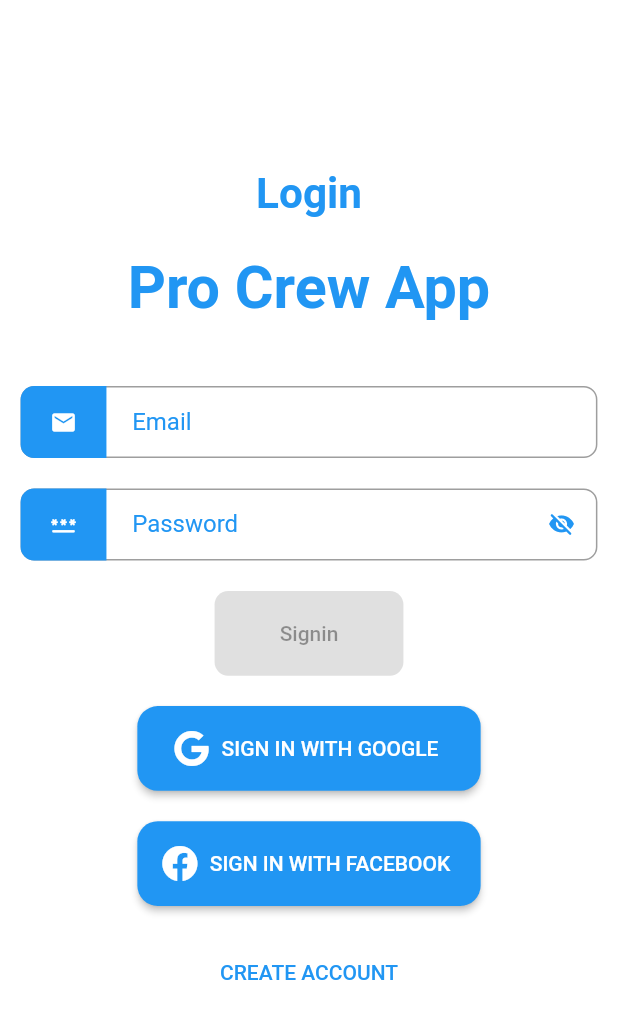
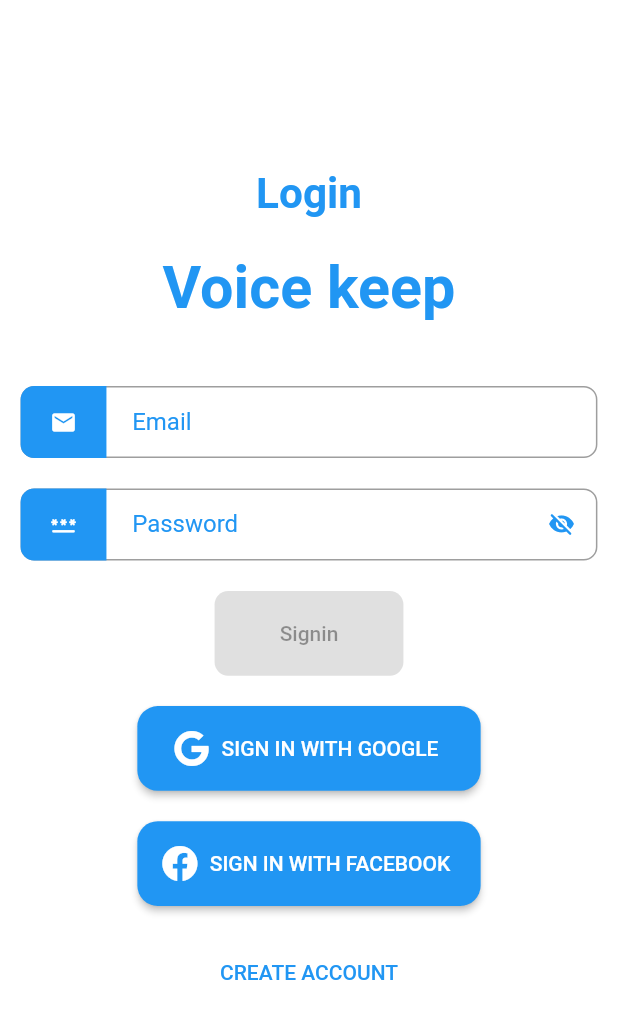
Before and after one commit to A7mdFathi/voice_keep, a Flutter app: the screen it shows once a user with an empty profile is signed in, on a phone screen of 412 x 824 dp. Shown: the top 1019 px of the screen. Run offline on Flutter 3.47's test engine with Material 2 defaults, Android fonts, the phone set to English and light mode, and no system bars; our stand-ins replace bloc, cloud_firestore, equatable, firebase_auth, firebase_core, firebase_storage and 9 more; missing offline and left inert: flutter_facebook_auth, flutter_sound_lite; accounts and stored records are empty.

Commit message:
update 0.3

```diff
--- a/lib/screens/login/login_form.dart
+++ b/lib/screens/login/login_form.dart
@@ -4,9 +4,10 @@ import 'package:flutter/painting.dart';
 import 'package:flutter_bloc/flutter_bloc.dart';
 import 'package:flutter_procrew/business_logic/login_cubit/login_cubit.dart';
 import 'package:flutter_procrew/business_logic/show_password/show_password_cubit.dart';
+import 'package:flutter_procrew/repository/authentication_repository.dart';
 import 'package:flutter_procrew/utils/app_routes_name.dart';
+import 'package:flutter_procrew/widgets/social_buttons.dart';
 import 'package:flutter_screenutil/flutter_screenutil.dart';
-import 'package:font_awesome_flutter/font_awesome_flutter.dart';
 import 'package:formz/formz.dart';
 
 class LoginForm extends StatelessWidget {
@@ -55,7 +56,7 @@ class LoginForm extends StatelessWidget {
               Padding(
                 padding: EdgeInsets.symmetric(vertical: 20.h, horizontal: 12.w),
                 child: Text(
-                  'Pro Crew App',
+                  'Voice keep',
                   style: TextStyle(
                       fontSize: 35.sp,
                       fontWeight: FontWeight.bold,
@@ -69,9 +70,11 @@ class LoginForm extends StatelessWidget {
               SizedBox(height: 18.h),
               _LoginButton(),
               SizedBox(height: 18.h),
-              _GoogleLoginButton(),
+              GoogleLoginButton(
+                login_type: LOGIN_TYPE.login,
+              ),
               SizedBox(height: 18.h),
-              _FacebookLoginButton(),
+              FacebookLoginButton(),
               SizedBox(height: 18.h),
               _SignUpButton(),
               SizedBox(height: 18.h),
@@ -226,56 +229,6 @@ class _LoginButton extends StatelessWidget {
   }
 }
 
-class _GoogleLoginButton extends StatelessWidget {
-  const _GoogleLoginButton({Key key}) : super(key: key);
-
-  @override
-  Widget build(BuildContext context) {
-    final theme = Theme.of(context);
-    return ElevatedButton.icon(
-      key: const Key('loginForm_googleLogin_raisedButton'),
-      onPressed: () => context.read<LoginCubit>().logInWithGoogle(),
-      icon: const Icon(FontAwesomeIcons.google, color: Colors.white),
-      label: const Text(
-        'SIGN IN WITH GOOGLE',
-        style: TextStyle(color: Colors.white),
-      ),
-      style: ElevatedButton.styleFrom(
-        shape: RoundedRectangleBorder(
-          borderRadius: BorderRadius.circular(12.r),
-        ),
-        fixedSize: Size(200.w, 50.h),
-        primary: theme.colorScheme.secondary,
-      ),
-    );
-  }
-}
-
-class _FacebookLoginButton extends StatelessWidget {
-  const _FacebookLoginButton({Key key}) : super(key: key);
-
-  @override
-  Widget build(BuildContext context) {
-    final theme = Theme.of(context);
-    return ElevatedButton.icon(
-      key: const Key('loginForm_facebookLogin_raisedButton'),
-      onPressed: () => context.read<LoginCubit>().logInWithFacebook(),
-      icon: const Icon(FontAwesomeIcons.facebook, color: Colors.white),
-      label: const Text(
-        'SIGN IN WITH FACEBOOK',
-        style: TextStyle(color: Colors.white),
-      ),
-      style: ElevatedButton.styleFrom(
-        shape: RoundedRectangleBorder(
-          borderRadius: BorderRadius.circular(12.r),
-        ),
-        fixedSize: Size(200.w, 50.h),
-        primary: theme.colorScheme.secondary,
-      ),
-    );
-  }
-}
-
 class _SignUpButton extends StatelessWidget {
   @override
   Widget build(BuildContext context) {
--- a/lib/screens/login/login_page.dart
+++ b/lib/screens/login/login_page.dart
@@ -9,15 +9,9 @@ import 'login_form.dart';
 class LoginPage extends StatelessWidget {
   const LoginPage({Key key}) : super(key: key);
 
-  static Route route() {
-    return MaterialPageRoute<void>(builder: (_) => LoginPage());
-  }
-
   @override
   Widget build(BuildContext context) {
-    return WillPopScope(
-      onWillPop: () async => false,
-      child: Scaffold(
+    return Scaffold(
       resizeToAvoidBottomInset: true,
       backgroundColor: Colors.blue,
       body: MultiBlocProvider(
@@ -31,7 +25,6 @@ class LoginPage extends StatelessWidget {
         ],
         child: const LoginForm(),
       ),
-      ),
     );
   }
 }
--- a/lib/screens/sign_up/sign_up_form.dart
+++ b/lib/screens/sign_up/sign_up_form.dart
@@ -2,8 +2,10 @@ import 'package:flutter/material.dart';
 import 'package:flutter_bloc/flutter_bloc.dart';
 import 'package:flutter_procrew/business_logic/show_password/show_password_cubit.dart';
 import 'package:flutter_procrew/business_logic/signup_cubit/sign_up_cubit.dart';
+import 'package:flutter_procrew/repository/authentication_repository.dart';
 import 'package:flutter_procrew/screens/login/login_form.dart';
 import 'package:flutter_procrew/utils/app_routes_name.dart';
+import 'package:flutter_procrew/widgets/social_buttons.dart';
 import 'package:flutter_screenutil/flutter_screenutil.dart';
 import 'package:formz/formz.dart';
 
@@ -51,7 +53,7 @@ class SignUpForm extends StatelessWidget {
               Padding(
                 padding: EdgeInsets.symmetric(vertical: 20.h, horizontal: 12.w),
                 child: Text(
-                  'Pro Crew App',
+                  'Voice keep',
                   style: TextStyle(
                       fontSize: 35.sp,
                       fontWeight: FontWeight.bold,
@@ -66,6 +68,8 @@ class SignUpForm extends StatelessWidget {
               _ConfirmPasswordInput(),
               SizedBox(height: 18.h),
               _SignUpButton(),
+              SizedBox(height: 18.h),
+              GoogleLoginButton(login_type: LOGIN_TYPE.register),
               SizedBox(height: 18.h),
               Row(
                 mainAxisSize: MainAxisSize.max,
--- /dev/null
+++ b/lib/widgets/social_buttons.dart
@@ -0,0 +1,55 @@
+import 'package:flutter/material.dart';
+import 'package:flutter_bloc/flutter_bloc.dart';
+import 'package:flutter_procrew/business_logic/login_cubit/login_cubit.dart';
+import 'package:flutter_procrew/repository/authentication_repository.dart';
+import 'package:flutter_screenutil/flutter_screenutil.dart';
+import 'package:font_awesome_flutter/font_awesome_flutter.dart';
+
+class GoogleLoginButton extends StatelessWidget {
+  const GoogleLoginButton({Key key, this.login_type}) : super(key: key);
+  final LOGIN_TYPE login_type;
+
+  @override
+  Widget build(BuildContext context) {
+    final theme = Theme.of(context);
+    return ElevatedButton.icon(
+      onPressed: () => context.read<LoginCubit>().logInWithGoogle(login_type),
+      icon: const Icon(FontAwesomeIcons.google, color: Colors.white),
+      label: const Text(
+        'SIGN IN WITH GOOGLE',
+        style: TextStyle(color: Colors.white),
+      ),
+      style: ElevatedButton.styleFrom(
+        shape: RoundedRectangleBorder(
+          borderRadius: BorderRadius.circular(12.r),
+        ),
+        fixedSize: Size(200.w, 50.h),
+        primary: theme.colorScheme.secondary,
+      ),
+    );
+  }
+}
+
+class FacebookLoginButton extends StatelessWidget {
+  const FacebookLoginButton({Key key}) : super(key: key);
+
+  @override
+  Widget build(BuildContext context) {
+    final theme = Theme.of(context);
+    return ElevatedButton.icon(
+      onPressed: () => null,
+      icon: const Icon(FontAwesomeIcons.facebook, color: Colors.white),
+      label: const Text(
+        'SIGN IN WITH FACEBOOK',
+        style: TextStyle(color: Colors.white),
+      ),
+      style: ElevatedButton.styleFrom(
+        shape: RoundedRectangleBorder(
+          borderRadius: BorderRadius.circular(12.r),
+        ),
+        fixedSize: Size(200.w, 50.h),
+        primary: theme.colorScheme.secondary,
+      ),
+    );
+  }
+}
```
Also changed, not shown: lib/business_logic/login_cubit/login_cubit.dart (+2 -15 lines), lib/repository/authentication_repository.dart (+25 -27 lines), lib/screens/home_screen.dart (+0 -9 lines), lib/screens/splash_screen.dart (+3 -14 lines). Lines whose indentation alone changed are shown as unchanged.
